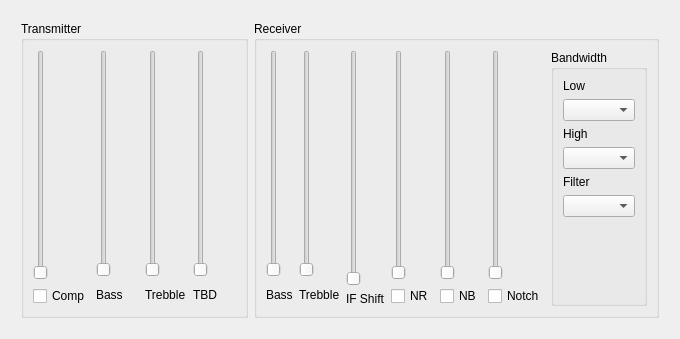
adecarolis/wfweb, file transceiveradjustments.ui: the form before one commit.
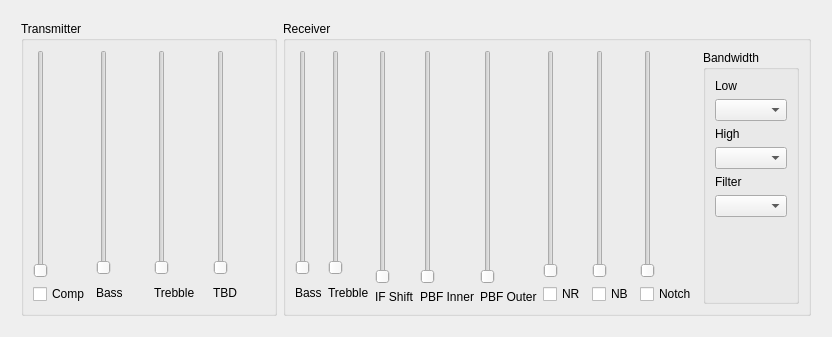
The form after the commit.

What changed in the file:
```diff
--- a/transceiveradjustments.ui
+++ b/transceiveradjustments.ui
@@ -6,8 +6,8 @@
    <rect>
     <x>0</x>
     <y>0</y>
-    <width>680</width>
-    <height>339</height>
+    <width>832</width>
+    <height>337</height>
    </rect>
   </property>
   <property name="windowTitle">
@@ -211,6 +211,72 @@
           </item>
          </layout>
         </item>
+        <item>
+         <layout class="QVBoxLayout" name="PBFInnerVertLayout">
+          <property name="leftMargin">
+           <number>0</number>
+          </property>
+          <property name="topMargin">
+           <number>0</number>
+          </property>
+          <property name="rightMargin">
+           <number>0</number>
+          </property>
+          <property name="bottomMargin">
+           <number>0</number>
+          </property>
+          <item>
+           <widget class="QSlider" name="TPBFInnerSlider">
+            <property name="maximum">
+             <number>255</number>
+            </property>
+            <property name="orientation">
+             <enum>Qt::Vertical</enum>
+            </property>
+           </widget>
+          </item>
+          <item>
+           <widget class="QLabel" name="TPBFInnerLabel">
+            <property name="text">
+             <string>PBF Inner</string>
+            </property>
+           </widget>
+          </item>
+         </layout>
+        </item>
+        <item>
+         <layout class="QVBoxLayout" name="TPBFOuterVertLayout">
+          <property name="leftMargin">
+           <number>0</number>
+          </property>
+          <property name="topMargin">
+           <number>0</number>
+          </property>
+          <property name="rightMargin">
+           <number>0</number>
+          </property>
+          <property name="bottomMargin">
+           <number>0</number>
+          </property>
+          <item>
+           <widget class="QSlider" name="TPBFOuterSlider">
+            <property name="maximum">
+             <number>255</number>
+            </property>
+            <property name="orientation">
+             <enum>Qt::Vertical</enum>
+            </property>
+           </widget>
+          </item>
+          <item>
+           <widget class="QLabel" name="TPBFOuterLabel">
+            <property name="text">
+             <string>PBF Outer</string>
+            </property>
+           </widget>
+          </item>
+         </layout>
+        </item>
         <item>
          <layout class="QVBoxLayout" name="verticalLayout_7">
           <item>
```
Left out of the diff: 6 changed lines with no effect on the pictures.
